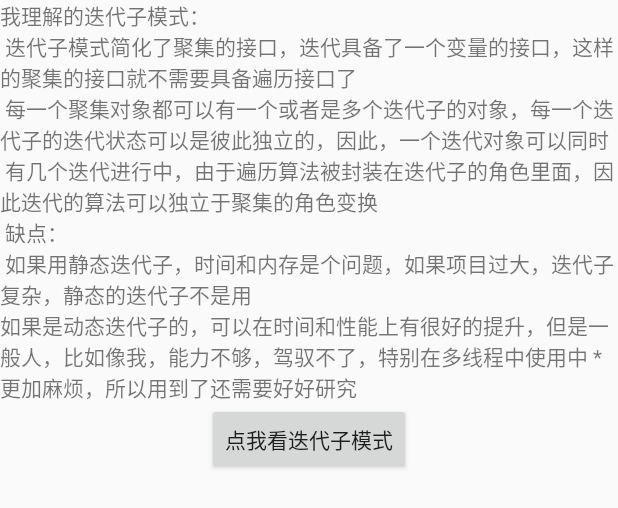
After one commit to Shimingli/AndriodDesignPattern, an Android app: the layout iterator_model_fragment_layout.xml on its own in the app's theme, with its tools: preview values and no code run, on a phone screen of 412 x 824 dp. The commit adds this screen. Shown: the top 508 px of the screen. Run offline under Robolectric (Android 15) with nearby library versions, the phone set to English and light mode, and no system bars.

Commit message:
实现迭代子模式的代码

```diff
--- a/app/src/main/java/com/shiming/andrioddesignpattern/BehaviorModelActivity.java
+++ b/app/src/main/java/com/shiming/andrioddesignpattern/BehaviorModelActivity.java
@@ -9,8 +9,8 @@ import android.support.v4.view.ViewPager;
 import android.support.v7.app.AppCompatActivity;
 
 import com.flyco.tablayout.SlidingTabLayout;
+import com.shiming.andrioddesignpattern.ui.IteratorModelFragment;
 import com.shiming.andrioddesignpattern.ui.ObserverModelFragment;
-import com.shiming.andrioddesignpattern.ui.ProtoTypeModelFragment;
 import com.shiming.andrioddesignpattern.ui.StrategyModelFragment;
 import com.shiming.andrioddesignpattern.ui.TemplateModelFragment;
 
@@ -37,13 +37,13 @@ public class BehaviorModelActivity extends AppCompatActivity {
                 this.getResources().getString(R.string.all_order_tab16),
                 this.getResources().getString(R.string.all_order_tab17),
                 this.getResources().getString(R.string.all_order_tab18),
-                this.getResources().getString(R.string.all_order_tab4),
+                this.getResources().getString(R.string.all_order_tab19),
         };
 
         mFragments.add(new StrategyModelFragment());
         mFragments.add(new TemplateModelFragment());
         mFragments.add(new ObserverModelFragment());
-        mFragments.add(new ProtoTypeModelFragment());
+        mFragments.add(new IteratorModelFragment());
 
 
         mAdapter = new MyPagerAdapter(getSupportFragmentManager());
--- a/app/src/main/java/com/shiming/andrioddesignpattern/utils/ToastUtil.java
+++ b/app/src/main/java/com/shiming/andrioddesignpattern/utils/ToastUtil.java
@@ -11,16 +11,15 @@ public class ToastUtil {
     }
 
     public static void showShort(Context context, String info) {
-        if (null != context) {
             Toast.makeText(context, info, Toast.LENGTH_SHORT).show();
-        }
+
     }
 
     public static void showShort(Context context, int info) {
         Toast.makeText(context, info, Toast.LENGTH_SHORT).show();
     }
 
-    public static void showLong(Context context, int info) {
+    public static void showLong(Context context, String info) {
         Toast.makeText(context, info, Toast.LENGTH_LONG).show();
     }
 
--- /dev/null
+++ b/app/src/main/res/layout/iterator_model_fragment_layout.xml
@@ -0,0 +1,17 @@
+<?xml version="1.0" encoding="utf-8"?>
+<LinearLayout xmlns:android="http://schemas.android.com/apk/res/android"
+              android:orientation="vertical"
+              android:layout_width="match_parent"
+              android:layout_height="match_parent">
+  <TextView
+      android:text="@string/iterator"
+      android:layout_gravity="center"
+      android:layout_width="wrap_content"
+      android:layout_height="wrap_content"/>
+  <Button
+      android:layout_gravity="center"
+      android:text="点我看迭代子模式"
+      android:id="@+id/btn"
+      android:layout_width="wrap_content"
+      android:layout_height="wrap_content"/>
+</LinearLayout>
--- a/app/src/main/res/values/strings.xml
+++ b/app/src/main/res/values/strings.xml
@@ -86,4 +86,9 @@
     </string>
     <string name="all_order_tab18">观察者模式</string>
     <string name="observer">安卓的源码中很多也使用了观察者模式，比如onclickListener contentObserver Observable  * 组件通信RXjava和 Rxandroid EventBus 最常用的还是Adapter中的notifyDataSetChanged（）方法  * 可以通过BaseAdapter的源码分析。当listview的数据发生了变化时候，我们调用adapter的notifyDataSetChanged（）  * 的方法，这个方法又会调用观察者AdapterDataSetObserver的onchanged的方法，onchanged的方法  * 又会调用requestLayout（）的方法来重新布局，这就是观察者很好的例子</string>
+    <string name="all_order_tab19">迭代子模式</string>
+    <string name="iterator">我理解的迭代子模式： \n
+         迭代子模式简化了聚集的接口，迭代具备了一个变量的接口，这样的聚集的接口就不需要具备遍历接口了 \n
+         每一个聚集对象都可以有一个或者是多个迭代子的对象，每一个迭代子的迭代状态可以是彼此独立的，因此，一个迭代对象可以同时  \n
+        有几个迭代进行中，由于遍历算法被封装在迭代子的角色里面，因此迭代的算法可以独立于聚集的角色变换  \n 缺点：  \n 如果用静态迭代子，时间和内存是个问题，如果项目过大，迭代子复杂，静态的迭代子不是用  \n如果是动态迭代子的，可以在时间和性能上有很好的提升，但是一般人，比如像我，能力不够，驾驭不了，特别在多线程中使用中  * 更加麻烦，所以用到了还需要好好研究</string>
 </resources>
```
Also changed, not shown: app/src/main/java/com/shiming/andrioddesignpattern/iterator_model/Aggregate.java (added, +15 -0 lines), app/src/main/java/com/shiming/andrioddesignpattern/iterator_model/ConcreteAggregate.java (added, +52 -0 lines), app/src/main/java/com/shiming/andrioddesignpattern/iterator_model/ConcreteAggregateInnerClass.java (added, +62 -0 lines), app/src/main/java/com/shiming/andrioddesignpattern/iterator_model/ConcreteIterator.java (added, +49 -0 lines), app/src/main/java/com/shiming/andrioddesignpattern/iterator_model/Iterator.java (added, +33 -0 lines), app/src/main/java/com/shiming/andrioddesignpattern/ui/IteratorModelFragment.java (added, +70 -0 lines).
